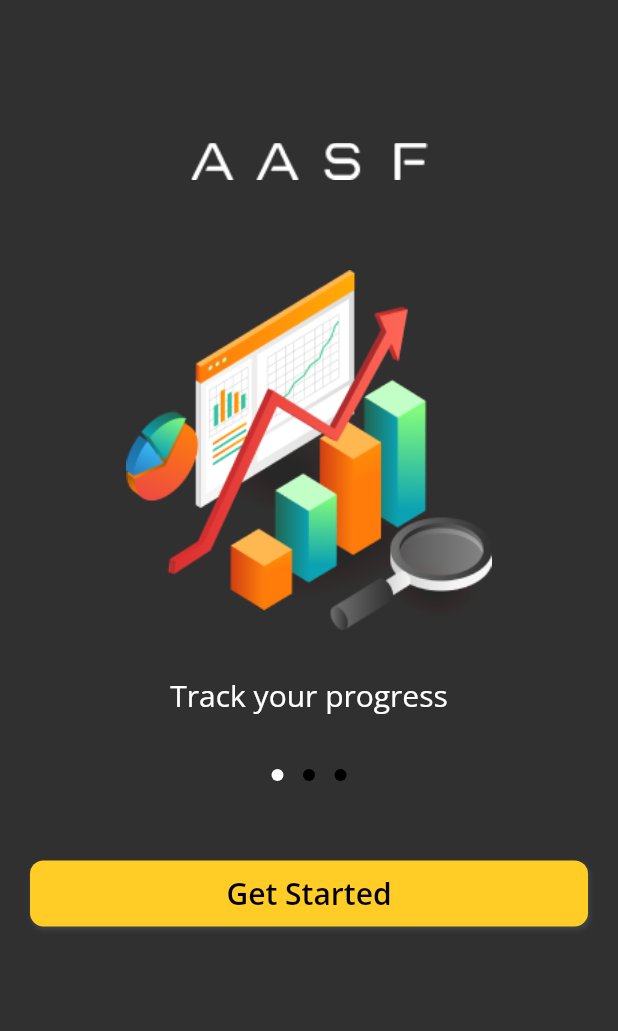
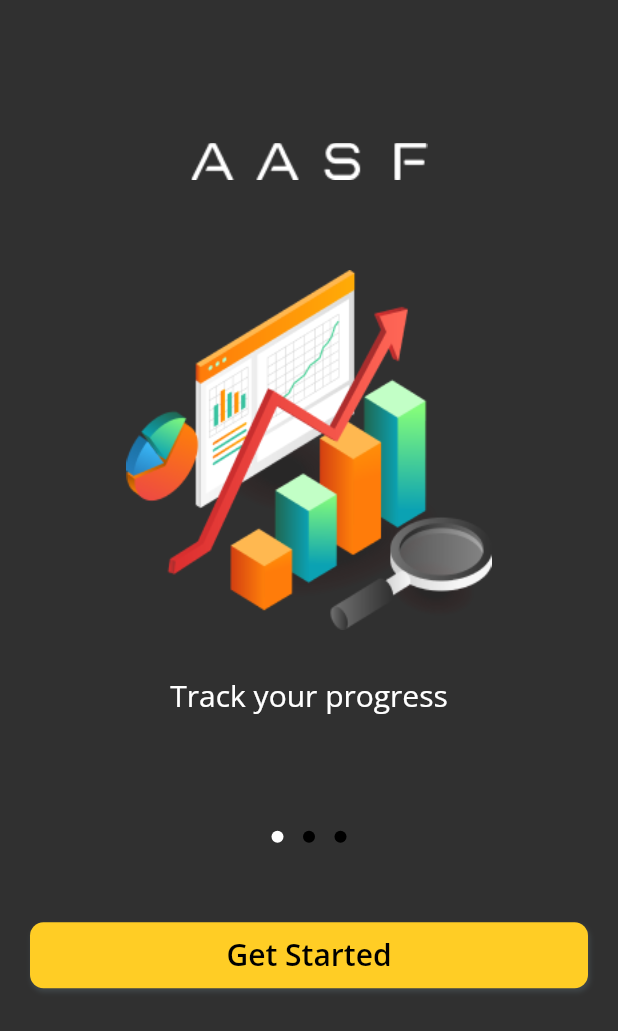
Before and after one commit to 22chiragmodh/AASF-app, a Flutter app: the screen it shows after launch, on a phone screen of 412 x 824 dp. Shown: the top 1031 px of the screen. Run offline on Flutter 3.47's test engine with Material 2 defaults, Android fonts, the phone set to English and light mode, and no system bars; our stand-ins replace firebase_core, firebase_dynamic_links, font_awesome_flutter, get, google_fonts, image_picker and 3 more; accounts and stored records are empty.

Commit message:
Landing-page/height

```diff
--- a/lib/src/screens/landing_page.dart
+++ b/lib/src/screens/landing_page.dart
@@ -44,7 +44,7 @@ class _LandingPageState extends State<LandingPage> {
         // swipe image & text
         SizedBox(
           width: 1000,
-          height: MediaQuery.of(context).size.height * 0.4,
+          height: MediaQuery.of(context).size.height * 0.45,
           child: PageView.builder(
               itemCount: imageUrl.length,
               pageSnapping: true,
```
